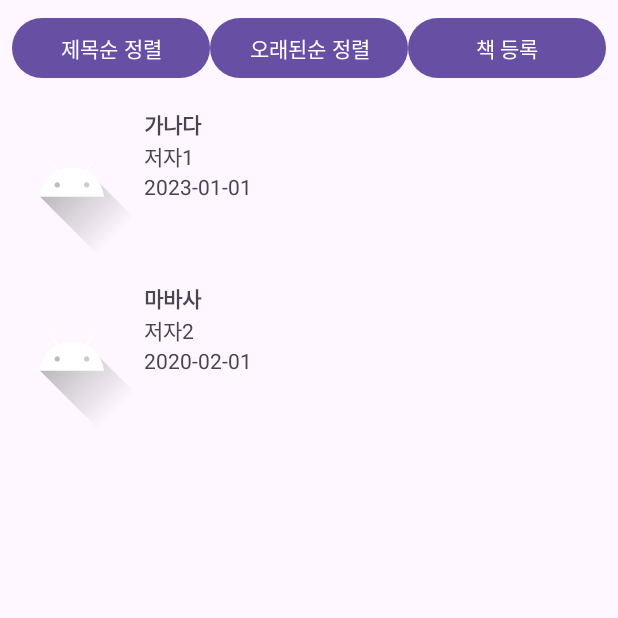
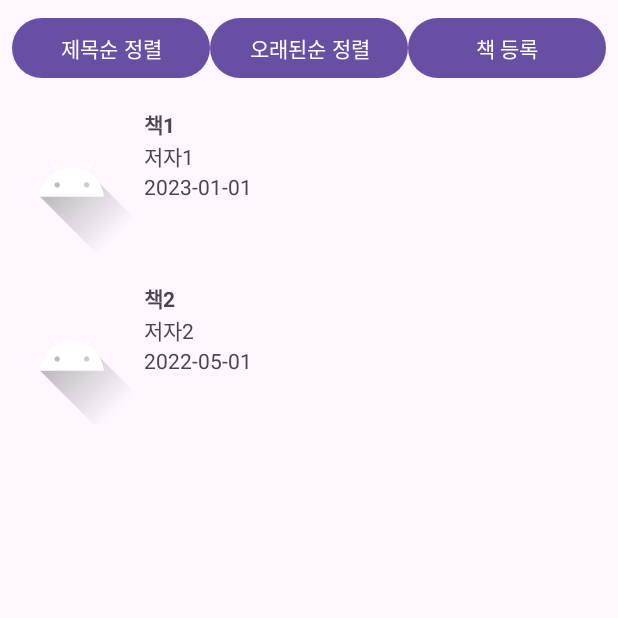
Before and after one commit to Bookcord-Mobile-Programming/Follow-the-Book-Path, an Android app: the screen it shows after launch (LibraryActivity), after a tap on "내 서재로 이동", on a phone screen of 412 x 824 dp, the top half of it. Run offline under Robolectric (Android 15) with nearby library versions, the phone set to English and light mode, and no system bars.

Commit message:
SQLite database 파일 추가, LibraryActivity 수정

```diff
--- a/app/src/main/java/com/example/follow_the_book_path/Book.java
+++ b/app/src/main/java/com/example/follow_the_book_path/Book.java
@@ -2,15 +2,19 @@ package com.example.follow_the_book_path;
 import java.util.Date;
 
 public class Book {
-    private String title;
-    private String author;
+    private String title; //책제목
+    private String author; //저자
+    private String genre; // 장르
     private Date date; // 날짜를 Date 객체로 저장
-    private int imageResId;
+    private String status; //읽은 상태
+    private int imageResId; //책 이미지
 
-    public Book(String title, String author, Date date, int imageResId) {
+    public Book(String title, String author, String genre, Date date, String status, int imageResId) {
         this.title = title;
         this.author = author;
+        this.genre = this.genre;
         this.date = date;
+        this.status = this.status; //읽은 상태
         this.imageResId = imageResId;
     }
 
@@ -22,8 +26,16 @@ public class Book {
         return author;
     }
 
+    public String getGenre() {
+        return genre;
+    }
+
     public Date getDate() {
         return date;
+    }
+
+    public String getStatus() {
+        return status;
     }
 
     public int getImageResId() {
--- /dev/null
+++ b/app/src/main/java/com/example/follow_the_book_path/DatabaseHelper.java
@@ -0,0 +1,80 @@
+package com.example.follow_the_book_path;
+
+import android.content.Context;
+import android.database.sqlite.SQLiteDatabase;
+import android.database.sqlite.SQLiteOpenHelper;
+
+public class DatabaseHelper extends SQLiteOpenHelper {
+    private static final String DATABASE_NAME = "followTheBookPath.db";
+    private static final int DATABASE_VERSION = 1;
+    private SQLiteDatabase db;
+
+    public DatabaseHelper(Context context) {
+        super(context, DATABASE_NAME, null, DATABASE_VERSION);
+        db = this.getWritableDatabase();
+    }
+
+    @Override
+    public void onCreate(SQLiteDatabase db) {
+        //외래키 활성화
+        db.execSQL("PRAGMA foreign_keys=ON;");
+
+        // 사용자 테이블
+        db.execSQL("CREATE TABLE user (" +
+                "userId INTEGER PRIMARY KEY AUTOINCREMENT, " +
+                "email TEXT NOT NULL, " +
+                "password TEXT NOT NULL, " +
+                "name TEXT NOT NULL);");
+
+        // 책 테이블
+        db.execSQL("CREATE TABLE book (" +
+                "bookId INTEGER PRIMARY KEY AUTOINCREMENT, " +
+                "bookName TEXT NOT NULL, " +
+                "author TEXT NOT NULL, " +
+                "genre TEXT, " +
+                "Date DATE, " +
+                "status TEXT, " +
+                "imageResId INTEGER, " +  // 이미지 리소스 추가
+                "userId INTEGER NOT NULL, " +
+                "FOREIGN KEY (userId) REFERENCES user(userId));");
+
+        // 카테고리(장렬) 테이블
+        db.execSQL("CREATE TABLE category (" +
+                "categoryId INTEGER PRIMARY KEY AUTOINCREMENT, " +
+                "categoryName TEXT NOT NULL);");
+
+        // 책-카테고리 연결 테이블
+        db.execSQL("CREATE TABLE bookCategory (" +
+                "bookId INTEGER NOT NULL, " +
+                "categoryId INTEGER NOT NULL, " +
+                "PRIMARY KEY (bookId, categoryId)," +
+                "FOREIGN KEY (bookId) REFERENCES book(bookId)," +
+                "FOREIGN KEY (categoryId) REFERENCES category(categoryId));");
+
+
+
+        // 메모 테이블
+        db.execSQL("CREATE TABLE memo (" +
+                "memoId INTEGER PRIMARY KEY AUTOINCREMENT, " +
+                "memoTitle TEXT NOT NULL, " +
+                "content TEXT NOT NULL, " +
+                "createdAt DATETIME DEFAULT (datetime('now')), " +
+                "updatedAt DATETIME DEFAULT (datetime('now')), " +
+                "pageNumber INTEGER, " +
+                "bookId INTEGER, " +
+                "FOREIGN KEY (bookId) REFERENCES book(bookId));");
+    }
+
+    @Override
+    public void onUpgrade(SQLiteDatabase db, int oldVersion, int newVersion) {
+        // 기존 테이블 삭제
+        db.execSQL("DROP TABLE IF EXISTS user");
+        db.execSQL("DROP TABLE IF EXISTS book");
+        db.execSQL("DROP TABLE IF EXISTS category");
+        db.execSQL("DROP TABLE IF EXISTS bookCategory");
+        db.execSQL("DROP TABLE IF EXISTS memo");
+
+        // 새 테이블 생성
+        onCreate(db);
+    }
+}
--- a/app/src/main/java/com/example/follow_the_book_path/LibraryActivity.java
+++ b/app/src/main/java/com/example/follow_the_book_path/LibraryActivity.java
@@ -1,14 +1,18 @@
 package com.example.follow_the_book_path;
 
+import android.database.Cursor;
+import android.database.sqlite.SQLiteDatabase;
 import android.os.Bundle;
+import android.util.Log;
 import android.widget.Button;
 import androidx.appcompat.app.AppCompatActivity;
 import androidx.recyclerview.widget.LinearLayoutManager;
 import androidx.recyclerview.widget.RecyclerView;
+
 import java.text.SimpleDateFormat;
+import java.util.ArrayList;
 import java.util.Date;
 import java.util.List;
-import java.util.ArrayList;
 
 public class LibraryActivity extends AppCompatActivity {
 
@@ -25,20 +29,16 @@ public class LibraryActivity extends AppCompatActivity {
         recyclerView = findViewById(R.id.book_list_recycler_view);
         recyclerView.setLayoutManager(new LinearLayoutManager(this));
 
-        // 예제 데이터 추가
-        SimpleDateFormat sdf = new SimpleDateFormat("yyyy-MM-dd");
+        // 책 리스트 초기화
         bookList = new ArrayList<>();
-
-        try {
-            bookList.add(new Book("가나다", "저자1", sdf.parse("2023-01-01"), R.drawable.ic_launcher_foreground));
-            bookList.add(new Book("마바사", "저자2", sdf.parse("2020-02-01"), R.drawable.ic_launcher_foreground));
-        } catch (java.text.ParseException e) {
-            e.printStackTrace();
-        }
-
-        // 어댑터 설정
         bookAdapter = new BookAdapter(bookList);
         recyclerView.setAdapter(bookAdapter);
+
+        // 초기 데이터 삽입 (테스트용)
+        insertDummyData();
+
+        // 데이터베이스에서 책 데이터 로드
+        loadBooksFromDatabase();
 
         // 정렬 버튼 설정
         Button sortTitleButton = findViewById(R.id.sort_title_button);
@@ -55,4 +55,52 @@ public class LibraryActivity extends AppCompatActivity {
             bookAdapter.notifyDataSetChanged();
         });
     }
+
+    // 데이터베이스에서 책 데이터를 불러오는 메서드
+    private void loadBooksFromDatabase() {
+        DatabaseHelper dbHelper = new DatabaseHelper(this);
+        SQLiteDatabase db = dbHelper.getReadableDatabase();
+
+        Cursor cursor = db.rawQuery("SELECT * FROM book", null);
+        bookList.clear();
+
+        if (cursor.moveToFirst()) {
+            do {
+                try {
+                    String title = cursor.getString(cursor.getColumnIndexOrThrow("bookName"));
+                    String author = cursor.getString(cursor.getColumnIndexOrThrow("author"));
+                    String genre = cursor.getString(cursor.getColumnIndexOrThrow("genre"));
+                    String status = cursor.getString(cursor.getColumnIndexOrThrow("status"));
+                    int imageResId = cursor.getInt(cursor.getColumnIndexOrThrow("imageResId"));
+
+                    // 날짜 변환
+                    String dateStr = cursor.getString(cursor.getColumnIndexOrThrow("Date"));
+                    SimpleDateFormat sdf = new SimpleDateFormat("yyyy-MM-dd");
+                    Date date = sdf.parse(dateStr);
+
+                    // 리스트에 추가
+                    bookList.add(new Book(title, author, genre, date, status, imageResId));
+                } catch (Exception e) {
+                    Log.e("LibraryActivity", "Error parsing book data", e);
+                }
+            } while (cursor.moveToNext());
+        }
+        cursor.close();
+        db.close();
+
+        // 어댑터에 데이터 변경 알림
+        bookAdapter.notifyDataSetChanged();
+    }
+
+    // 초기 데이터를 삽입하는 메서드
+    private void insertDummyData() {
+        DatabaseHelper dbHelper = new DatabaseHelper(this);
+        SQLiteDatabase db = dbHelper.getWritableDatabase();
+
+        db.execSQL("INSERT INTO book (bookName, author, genre, Date, status, imageResId, userId) VALUES " +
+                "('책1', '저자1', '소설', '2023-01-01', '완료', " + R.drawable.ic_launcher_foreground + ", 1), " +
+                "('책2', '저자2', '에세이', '2022-05-01', '읽는 중', " + R.drawable.ic_launcher_foreground + ", 1);");
+
+        db.close();
+    }
 }
```
